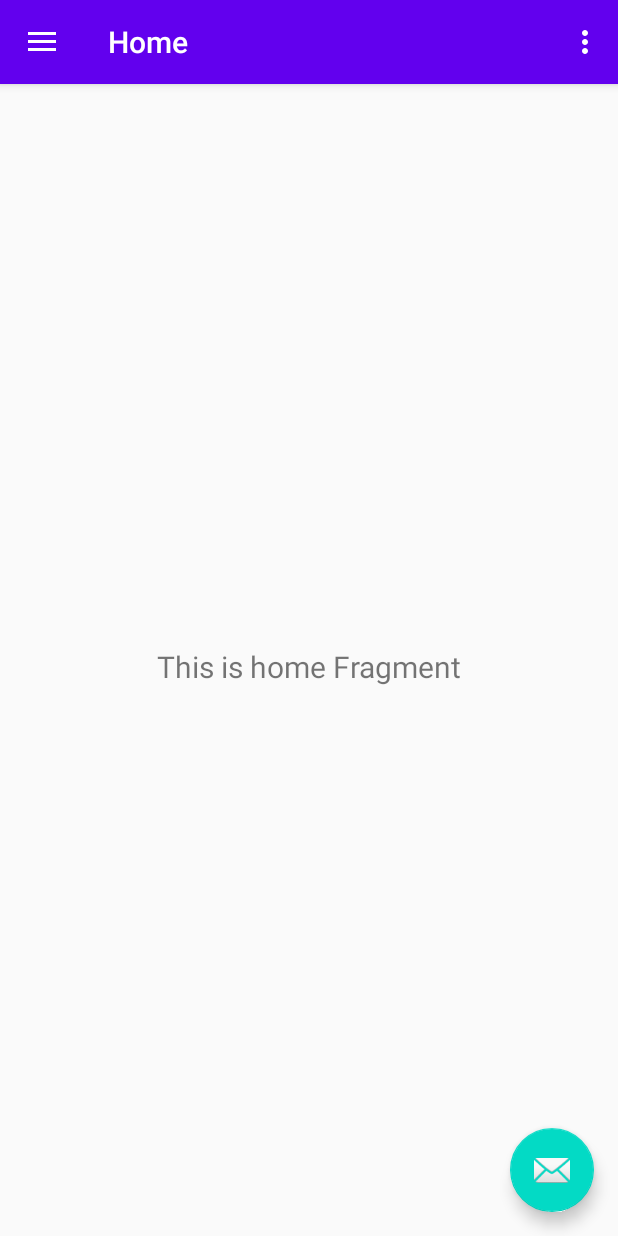
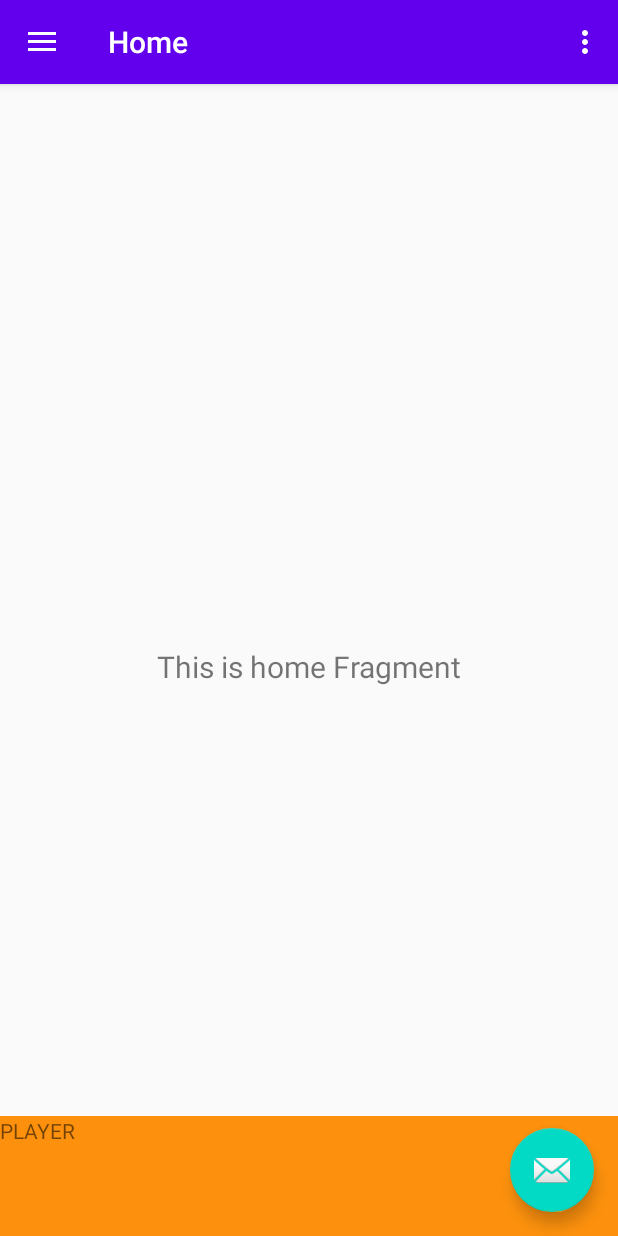
Before and after one commit to InfnetDAPB2020T1/PB-WLTA, an Android app: the MainActivity screen opened directly, with no data from a screen before it, on a phone screen of 412 x 824 dp. Run offline under Robolectric (Android 15) with nearby library versions, the phone set to English and light mode, and no system bars; our stand-ins replace navigation-ui.

Commit message:
Adicionada a fragment do player.

```diff
--- /dev/null
+++ b/app/src/main/java/com/example/pb_android_radion/Fragment/PlayerFragment.kt
@@ -0,0 +1,24 @@
+package com.example.pb_android_radion.Fragment
+
+import android.os.Bundle
+import androidx.fragment.app.Fragment
+import android.view.LayoutInflater
+import android.view.View
+import android.view.ViewGroup
+
+import com.example.pb_android_radion.R
+
+/**
+ * A simple [Fragment] subclass.
+ */
+class PlayerFragment : Fragment() {
+
+    override fun onCreateView(
+        inflater: LayoutInflater, container: ViewGroup?,
+        savedInstanceState: Bundle?
+    ): View? {
+        // Inflate the layout for this fragment
+        return inflater.inflate(R.layout.fragment_player, container, false)
+    }
+
+}
--- a/app/src/main/res/layout/app_bar_main.xml
+++ b/app/src/main/res/layout/app_bar_main.xml
@@ -30,4 +30,11 @@
         android:layout_margin="@dimen/fab_margin"
         app:srcCompat="@android:drawable/ic_dialog_email" />
 
+    <fragment
+        android:id="@+id/fragment"
+        android:name="com.example.pb_android_radion.Fragment.PlayerFragment"
+        android:layout_width="match_parent"
+        android:layout_height="80dp"
+        android:layout_gravity="bottom" />
+
 </androidx.coordinatorlayout.widget.CoordinatorLayout>
--- a/app/src/main/res/layout/fragment_complemento_cadastro.xml
+++ b/app/src/main/res/layout/fragment_complemento_cadastro.xml
@@ -170,7 +170,6 @@
                         android:id="@+id/boxTelefoneCadastro"
                         android:layout_width="200dp"
                         android:layout_height="wrap_content"
-                        android:layout_marginBottom="20dp"
                         android:ems="10"
                         android:hint="Telefone"
                         android:inputType="textPersonName"
@@ -182,6 +181,7 @@
                     android:id="@+id/btnFinalizarCadastro"
                     android:layout_width="match_parent"
                     android:layout_height="wrap_content"
+                    android:layout_marginTop="45dp"
                     android:background="@color/botao"
                     android:text="Finalizar cadastro"
                     android:textColor="@color/textos" />
--- /dev/null
+++ b/app/src/main/res/layout/fragment_player.xml
@@ -0,0 +1,15 @@
+<?xml version="1.0" encoding="utf-8"?>
+<FrameLayout xmlns:android="http://schemas.android.com/apk/res/android"
+    xmlns:tools="http://schemas.android.com/tools"
+    android:layout_width="match_parent"
+    android:layout_height="match_parent"
+    android:background="#FD910D"
+    tools:context=".Fragment.PlayerFragment">
+
+    <!-- TODO: Update blank fragment layout -->
+    <TextView
+        android:layout_width="match_parent"
+        android:layout_height="match_parent"
+        android:text="PLAYER" />
+
+</FrameLayout>
--- a/app/src/main/res/layout/nav_header_main.xml
+++ b/app/src/main/res/layout/nav_header_main.xml
@@ -21,6 +21,7 @@
         app:srcCompat="@mipmap/ic_launcher_round" />
 
     <TextView
+        android:id="@+id/txtVwNomeCompleto"
         android:layout_width="match_parent"
         android:layout_height="wrap_content"
         android:paddingTop="@dimen/nav_header_vertical_spacing"
@@ -28,7 +29,7 @@
         android:textAppearance="@style/TextAppearance.AppCompat.Body1" />
 
     <TextView
-        android:id="@+id/textView"
+        android:id="@+id/txtVwEmail"
         android:layout_width="wrap_content"
         android:layout_height="wrap_content"
         android:text="@string/nav_header_subtitle" />
```
Also changed, not shown: app/src/main/java/com/example/pb_android_radion/Fragment/LoginFragment.kt (+11 -1 lines), app/src/main/java/com/example/pb_android_radion/MainActivity.kt (+13 -0 lines).
